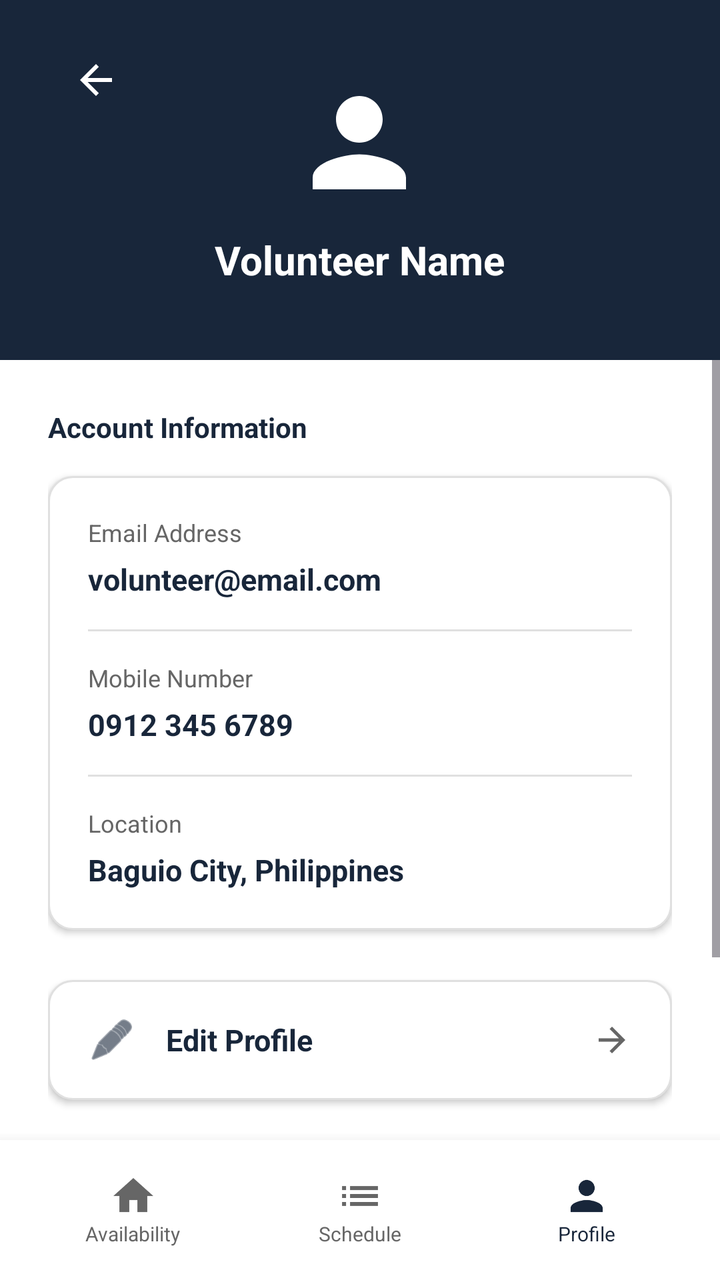
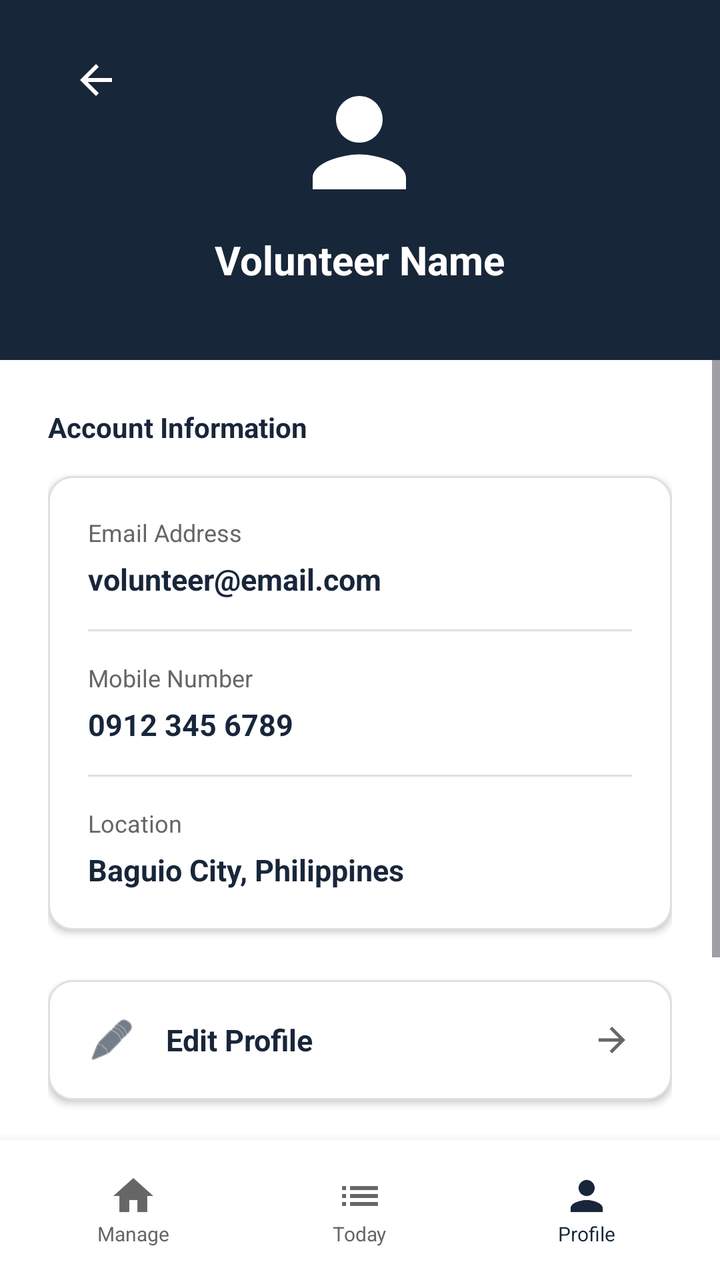

An Android layout rendered at two revisions. The XML below is the earlier revision; the diff shows what the commit changed to produce the second picture.
<!-- AndroidManifest.xml: application theme Theme.OnServe -->
<!-- res/layout/activity_volunteer_profile.xml -->
<?xml version="1.0" encoding="utf-8"?>
<RelativeLayout xmlns:android="http://schemas.android.com/apk/res/android"
    xmlns:app="http://schemas.android.com/apk/res-auto"
    android:layout_width="match_parent"
    android:layout_height="match_parent"
    android:background="@color/white">

    
    <RelativeLayout
        android:id="@+id/top_bar"
        android:layout_width="match_parent"
        android:layout_height="180dp"
        android:background="@color/navy_onserve"
        android:paddingHorizontal="24dp">

        <ImageView
            android:id="@+id/btn_back_profile"
            android:layout_width="48dp"
            android:layout_height="48dp"
            android:layout_marginTop="16dp"
            android:padding="12dp"
            android:src="@drawable/ic_back_arrow"
            app:tint="@color/white" />

        <LinearLayout
            android:layout_width="wrap_content"
            android:layout_height="wrap_content"
            android:layout_centerInParent="true"
            android:gravity="center"
            android:orientation="vertical">

            <ImageView
                android:layout_width="70dp"
                android:layout_height="70dp"
                android:src="@drawable/ic_profile"
                app:tint="@color/white" />

            <TextView
                android:id="@+id/tv_profile_name"
                android:layout_width="wrap_content"
                android:layout_height="wrap_content"
                android:layout_marginTop="10dp"
                android:text="Volunteer Name"
                android:textColor="@color/white"
                android:textSize="20sp"
                android:textStyle="bold" />
        </LinearLayout>
    </RelativeLayout>

    <ScrollView
        android:layout_width="match_parent"
        android:layout_height="match_parent"
        android:layout_above="@+id/bottom_nav_volunteer"
        android:layout_below="@id/top_bar"
        android:fillViewport="true">

        <LinearLayout
            android:layout_width="match_parent"
            android:layout_height="wrap_content"
            android:orientation="vertical"
            android:padding="24dp">

            <TextView
                android:layout_width="wrap_content"
                android:layout_height="wrap_content"
                android:text="Account Information"
                android:textColor="@color/navy_onserve"
                android:textSize="14sp"
                android:textStyle="bold" />

            <LinearLayout
                android:layout_width="match_parent"
                android:layout_height="wrap_content"
                android:layout_marginTop="15dp"
                android:background="@drawable/card_white_rounded"
                android:elevation="2dp"
                android:orientation="vertical"
                android:padding="20dp">

                <TextView
                    android:layout_width="wrap_content"
                    android:layout_height="wrap_content"
                    android:text="Email Address"
                    android:textColor="@color/text_gray"
                    android:textSize="12sp" />
                <TextView
                    android:id="@+id/tv_profile_email"
                    android:layout_width="wrap_content"
                    android:layout_height="wrap_content"
                    android:layout_marginTop="5dp"
                    android:text="volunteer@email.com"
                    android:textColor="@color/navy_onserve"
                    android:textSize="15sp"
                    android:textStyle="bold" />

                <View
                    android:layout_width="match_parent"
                    android:layout_height="1dp"
                    android:layout_marginVertical="15dp"
                    android:background="@color/gray_border" />

                <TextView
                    android:layout_width="wrap_content"
                    android:layout_height="wrap_content"
                    android:text="Mobile Number"
                    android:textColor="@color/text_gray"
                    android:textSize="12sp" />
                <TextView
                    android:id="@+id/tv_profile_phone"
                    android:layout_width="wrap_content"
                    android:layout_height="wrap_content"
                    android:layout_marginTop="5dp"
                    android:text="0912 345 6789"
                    android:textColor="@color/navy_onserve"
                    android:textSize="15sp"
                    android:textStyle="bold" />

                <View
                    android:layout_width="match_parent"
                    android:layout_height="1dp"
                    android:layout_marginVertical="15dp"
                    android:background="@color/gray_border" />

                <TextView
                    android:layout_width="wrap_content"
                    android:layout_height="wrap_content"
                    android:text="Location"
                    android:textColor="@color/text_gray"
                    android:textSize="12sp" />
                <TextView
                    android:id="@+id/tv_profile_address"
                    android:layout_width="wrap_content"
                    android:layout_height="wrap_content"
                    android:layout_marginTop="5dp"
                    android:text="Baguio City, Philippines"
                    android:textColor="@color/navy_onserve"
                    android:textSize="15sp"
                    android:textStyle="bold" />
            </LinearLayout>

            
            <LinearLayout
                android:id="@+id/btn_edit_profile"
                android:layout_width="match_parent"
                android:layout_height="60dp"
                android:layout_marginTop="25dp"
                android:background="@drawable/card_white_rounded"
                android:clickable="true"
                android:elevation="2dp"
                android:focusable="true"
                android:foreground="?attr/selectableItemBackground"
                android:gravity="center_vertical"
                android:orientation="horizontal"
                android:paddingHorizontal="20dp">

                <ImageView
                    android:layout_width="24dp"
                    android:layout_height="24dp"
                    android:src="@android:drawable/ic_menu_edit"
                    app:tint="@color/navy_onserve" />
                <TextView
                    android:layout_width="0dp"
                    android:layout_height="wrap_content"
                    android:layout_marginStart="15dp"
                    android:layout_weight="1"
                    android:text="Edit Profile"
                    android:textColor="@color/navy_onserve"
                    android:textSize="15sp"
                    android:textStyle="bold" />
                <ImageView
                    android:layout_width="20dp"
                    android:layout_height="20dp"
                    android:src="@drawable/ic_back_arrow"
                    android:rotation="180"
                    app:tint="@color/text_gray" />
            </LinearLayout>

            <android.widget.Button
                android:id="@+id/btn_logout"
                android:layout_width="match_parent"
                android:layout_height="55dp"
                android:layout_marginTop="30dp"
                android:layout_marginBottom="30dp"
                android:background="@drawable/button_outline_navy"
                android:text="Log out"
                android:textAllCaps="false"
                android:textColor="@color/navy_onserve"
                android:textStyle="bold" />

        </LinearLayout>
    </ScrollView>

    
    <LinearLayout
        android:id="@+id/bottom_nav_volunteer"
        android:layout_width="match_parent"
        android:layout_height="70dp"
        android:layout_alignParentBottom="true"
        android:background="@color/white"
        android:elevation="10dp"
        android:gravity="center_vertical"
        android:orientation="horizontal"
        android:paddingHorizontal="10dp">

        <LinearLayout
            android:id="@+id/nav_availability"
            android:layout_width="0dp"
            android:layout_height="wrap_content"
            android:layout_weight="1"
            android:gravity="center"
            android:orientation="vertical"
            android:clickable="true"
            android:focusable="true">
            <ImageView
                android:layout_width="24dp"
                android:layout_height="24dp"
                android:src="@drawable/ic_home"
                app:tint="@color/text_gray" />
            <TextView
                android:layout_width="wrap_content"
                android:layout_height="wrap_content"
                android:text="Availability"
                android:textColor="@color/text_gray"
                android:textSize="10sp" />
        </LinearLayout>

        <LinearLayout
            android:id="@+id/nav_assignment_schedule"
            android:layout_width="0dp"
            android:layout_height="wrap_content"
            android:layout_weight="1"
            android:gravity="center"
            android:orientation="vertical"
            android:clickable="true"
            android:focusable="true">
            <ImageView
                android:layout_width="24dp"
                android:layout_height="24dp"
                android:src="@drawable/ic_requests"
                app:tint="@color/text_gray" />
            <TextView
                android:layout_width="wrap_content"
                android:layout_height="wrap_content"
                android:text="Schedule"
                android:textColor="@color/text_gray"
                android:textSize="10sp" />
        </LinearLayout>

        <LinearLayout
            android:id="@+id/nav_profile_volunteer"
            android:layout_width="0dp"
            android:layout_height="wrap_content"
            android:layout_weight="1"
            android:gravity="center"
            android:orientation="vertical"
            android:clickable="true"
            android:focusable="true">
            <ImageView
                android:layout_width="24dp"
                android:layout_height="24dp"
                android:src="@drawable/ic_profile"
                app:tint="@color/navy_onserve" />
            <TextView
                android:layout_width="wrap_content"
                android:layout_height="wrap_content"
                android:text="Profile"
                android:textColor="@color/navy_onserve"
                android:textSize="10sp" />
        </LinearLayout>

    </LinearLayout>
</RelativeLayout>
<!-- resources referenced by this layout -->
<resources>
  <color name="gray_border">#E0E0E0</color>
  <color name="navy_onserve">#18263a</color>
  <color name="text_gray">#666666</color>
  <color name="white">#ffffff</color>
  <!-- drawable button_outline_navy (drawable) -->
  <shape xmlns:android="http://schemas.android.com/apk/res/android">
      <solid android:color="@color/white" />
      <stroke android:width="2dp" android:color="@color/navy_onserve" />
      <corners android:radius="12dp" />
  </shape>
  <!-- drawable card_white_rounded (drawable) -->
  <?xml version="1.0" encoding="utf-8"?>
  <shape xmlns:android="http://schemas.android.com/apk/res/android"
      android:shape="rectangle">
      <solid android:color="@color/white" />
      <corners android:radius="12dp" />
      <stroke
          android:width="1dp"
          android:color="@color/gray_border" />
  </shape>
  <!-- drawable ic_back_arrow (drawable) -->
  <vector xmlns:android="http://schemas.android.com/apk/res/android"
      android:width="24dp"
      android:height="24dp"
      android:viewportWidth="24"
      android:viewportHeight="24">
    <path
        android:fillColor="#000000"
        android:pathData="M20,11H7.83l5.59,-5.59L12,4l-8,8 8,8 1.41,-1.41L7.83,13H20v-2z"/>
  </vector>
  <!-- drawable ic_home (drawable) -->
  <vector xmlns:android="http://schemas.android.com/apk/res/android" android:width="24dp" android:height="24dp" android:viewportWidth="24" android:viewportHeight="24">
      <path android:fillColor="#18263a" android:pathData="M10,20v-6h4v6h5v-8h3L12,3,2,12h3v8z"/>
  </vector>
  <!-- drawable ic_profile (drawable) -->
  <vector xmlns:android="http://schemas.android.com/apk/res/android" android:width="24dp" android:height="24dp" android:viewportWidth="24" android:viewportHeight="24">
      <path android:fillColor="#18263a" android:pathData="M12,12c2.21,0,4-1.79,4-4s-1.79-4-4-4s-4,1.79-4,4S9.79,12,12,12zM12,14c-2.67,0-8,1.34-8,4v2h16v-2C20,15.34,14.67,14,12,14z"/>
  </vector>
  <!-- drawable ic_requests (drawable) -->
  <vector xmlns:android="http://schemas.android.com/apk/res/android" android:width="24dp" android:height="24dp" android:viewportWidth="24" android:viewportHeight="24">
      <path android:fillColor="#18263a" android:pathData="M3,13h2v-2H3v2zM3,17h2v-2H3v2zM3,9h2V7H3v2zM7,13h14v-2H7v2zM7,17h14v-2H7v2zM7,7v2h14V7H7z"/>
  </vector>
  <style name="Theme.OnServe" parent="Base.Theme.OnServe" />
  <style name="Base.Theme.OnServe" parent="Theme.Material3.DayNight.NoActionBar">
          
          
      </style>
</resources>

<!-- the commit's change to res/layout/activity_volunteer_profile.xml (unified diff, before → after) -->
@@ -219,7 +219,7 @@
             <TextView
                 android:layout_width="wrap_content"
                 android:layout_height="wrap_content"
-                android:text="Availability"
+                android:text="Manage"
                 android:textColor="@color/text_gray"
                 android:textSize="10sp" />
         </LinearLayout>
@@ -241,7 +241,7 @@
             <TextView
                 android:layout_width="wrap_content"
                 android:layout_height="wrap_content"
-                android:text="Schedule"
+                android:text="Today"
                 android:textColor="@color/text_gray"
                 android:textSize="10sp" />
         </LinearLayout>
